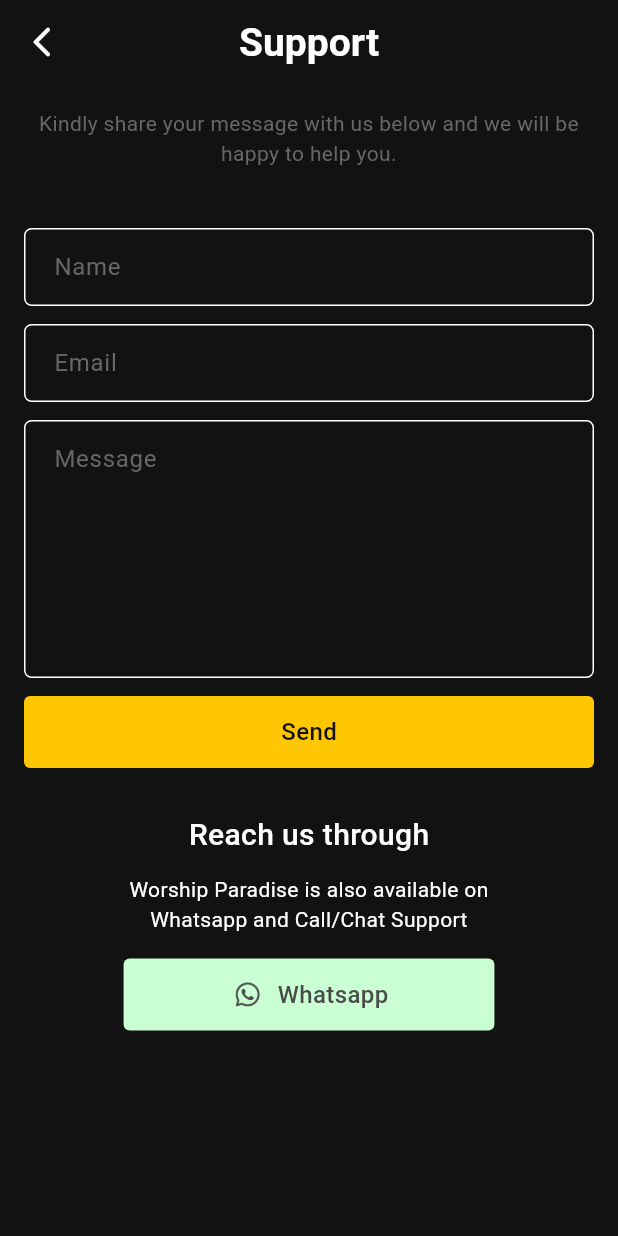
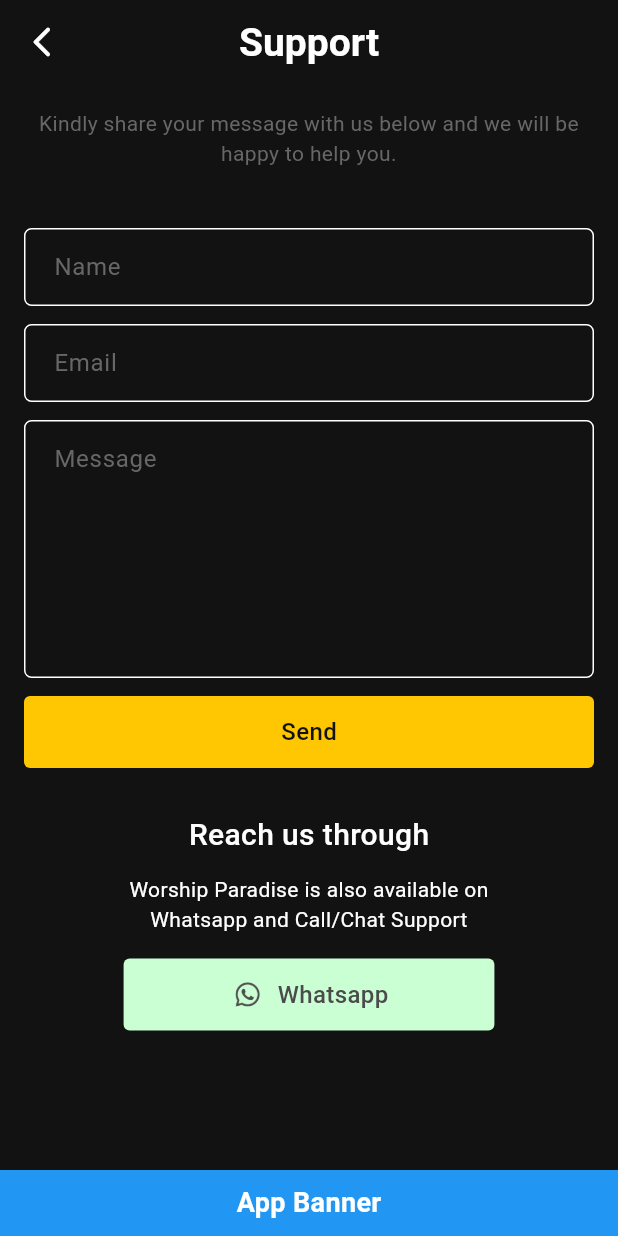
Before and after one commit to manglesh-0605/chords-app, a Flutter app: the SupportScreen screen opened directly, on a phone screen of 412 x 824 dp. Run offline on Flutter 3.47's test engine with Material 3 defaults, Android fonts, the light colour scheme and no system bars; our stand-ins replace flutter_screenutil.

Commit message:
updated the support screen

```diff
--- a/lib/view/auth/profile/support.dart
+++ b/lib/view/auth/profile/support.dart
@@ -13,12 +13,15 @@
     TextEditingController name = TextEditingController();
     TextEditingController email = TextEditingController();
     TextEditingController message = TextEditingController();
+
     return Scaffold(
       appBar: AppBar(
         leading: backIcon(context),
         title: const Text("Support"),
       ),
-      body: SingleChildScrollView(
+      body: Stack(
+        children: [
+          SingleChildScrollView(
             child: Padding(
               padding: EdgeInsets.symmetric(horizontal: 16.w),
               child: Column(
@@ -114,6 +117,26 @@
               ),
             ),
           ),
+          Align(
+            alignment: Alignment.bottomCenter,
+            child: Container(
+              height: 44.h,
+              width: double.infinity,
+              color: Colors.blue, // Replace with your desired banner color
+              child: Center(
+                child: Text(
+                  'App Banner',
+                  style: textStyle(
+                    fontSize: 18.sp,
+                    weight: FontWeight.bold,
+                    color: Colors.white,
+                  ),
+                ),
+              ),
+            ),
+          ),
+        ],
+      ),
     );
   }
 }
```
Lines whose indentation alone changed are shown as unchanged.
